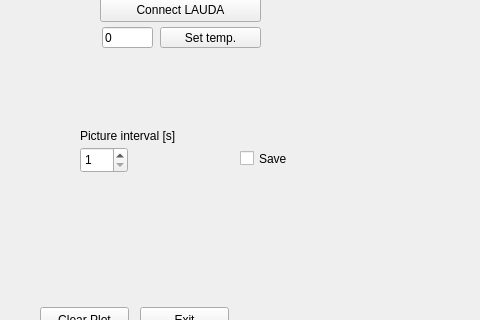
This is src/gui/experiment.ui in gfogwill/FrESH as Qt 5 draws it before an edit; both pictures show x 0 to 480 and y 113 to 433 of the 1147 by 758 pixel window. The edited form follows.
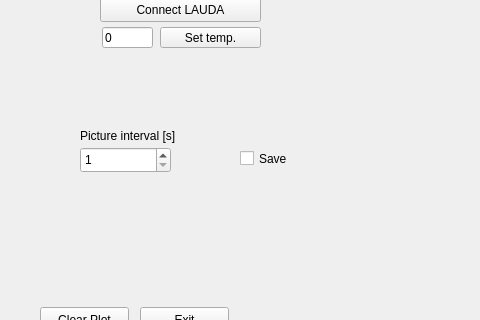
This is the edited form. Custom widgets are drawn as their Qt base class.

Commit message: change scan params

Patch:
```diff
--- a/src/gui/experiment.ui
+++ b/src/gui/experiment.ui
@@ -191,13 +191,16 @@
      <rect>
       <x>80</x>
       <y>260</y>
-      <width>48</width>
+      <width>91</width>
       <height>26</height>
      </rect>
     </property>
     <property name="minimum">
      <number>1</number>
     </property>
+    <property name="maximum">
+     <number>10000</number>
+    </property>
    </widget>
    <zorder>frameVideo</zorder>
    <zorder>graphWidget</zorder>
```
